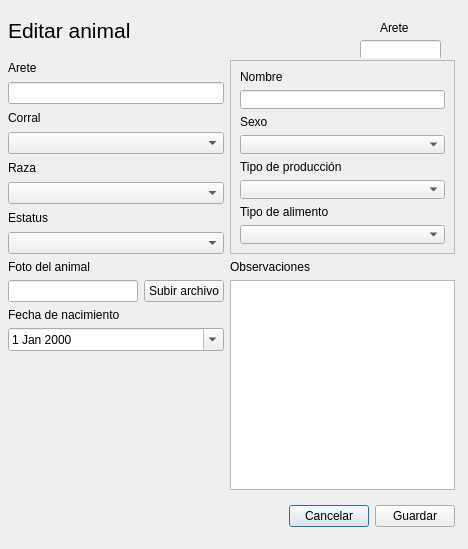
First picture: the form in ui/.ui/editaranimal.ui, repository Murderd0ll/SDLG_Software_Plantilla, before the edit.
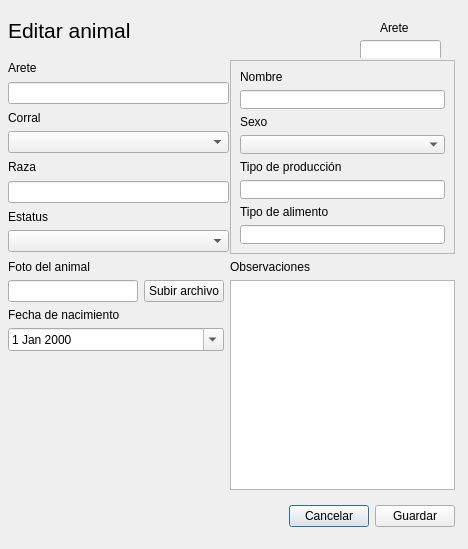
Second picture: the form after the edit. Icons and pictures are not drawn.

What changed in the file:
```diff
--- a/ui/.ui/editaranimal.ui
+++ b/ui/.ui/editaranimal.ui
@@ -57,8 +57,8 @@
     <rect>
      <x>8</x>
      <y>60</y>
-     <width>216</width>
-     <height>194</height>
+     <width>221</width>
+     <height>192</height>
     </rect>
    </property>
    <layout class="QVBoxLayout" name="verticalLayout_2">
@@ -90,7 +90,7 @@
      </widget>
     </item>
     <item>
-     <widget class="QComboBox" name="comboBox_3"/>
+     <widget class="QLineEdit" name="lineEdit_3"/>
     </item>
     <item>
      <widget class="QLabel" name="label_9">
@@ -100,7 +100,14 @@
      </widget>
     </item>
     <item>
-     <widget class="QComboBox" name="comboBox_6"/>
+     <widget class="QComboBox" name="comboBox_3">
+      <property name="editable">
+       <bool>false</bool>
+      </property>
+      <property name="currentText">
+       <string/>
+      </property>
+     </widget>
     </item>
    </layout>
   </widget>
@@ -155,7 +162,7 @@
      </widget>
     </item>
     <item>
-     <widget class="QComboBox" name="comboBox_4"/>
+     <widget class="QLineEdit" name="lineEdit_6"/>
     </item>
     <item>
      <widget class="QLabel" name="label_10">
@@ -165,7 +172,7 @@
      </widget>
     </item>
     <item>
-     <widget class="QComboBox" name="comboBox_5"/>
+     <widget class="QLineEdit" name="lineEdit_7"/>
     </item>
    </layout>
   </widget>
```
Left out of the diff: 7 changed lines with no effect on the pictures.
